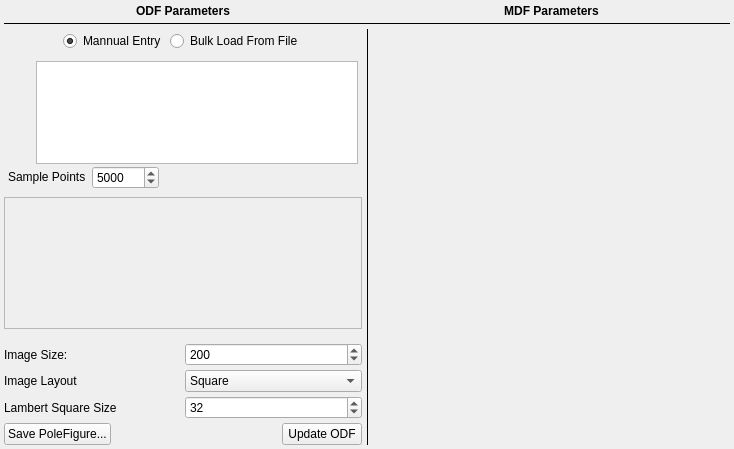
Old version of the form Source/Plugins/StatsGenerator/Widgets/UI_Files/StatsGenAxisODFWidget.ui in the repository BlueQuartzSoftware/DREAM3D.
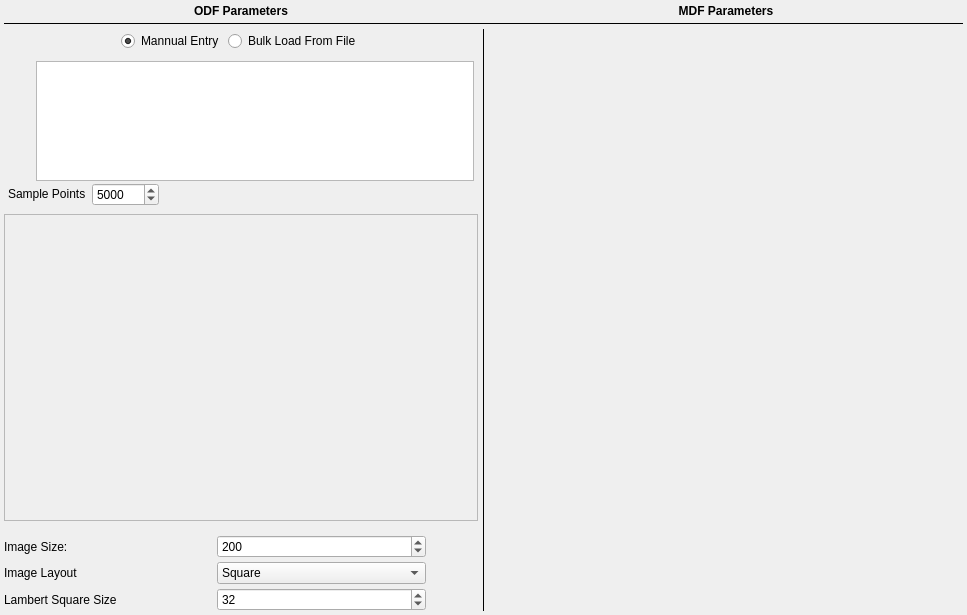
New version of the form. Icons and pictures are not drawn. Custom widgets are drawn as their Qt base class.

Commit message: UX: More tweaks and adjustments to the UI for StatsGenerator.

```diff
--- a/Source/Plugins/StatsGenerator/Widgets/UI_Files/StatsGenAxisODFWidget.ui
+++ b/Source/Plugins/StatsGenerator/Widgets/UI_Files/StatsGenAxisODFWidget.ui
@@ -6,8 +6,8 @@
    <rect>
     <x>0</x>
     <y>0</y>
-    <width>734</width>
-    <height>449</height>
+    <width>967</width>
+    <height>615</height>
    </rect>
   </property>
   <property name="windowTitle">
@@ -110,8 +110,8 @@
        <rect>
         <x>0</x>
         <y>0</y>
-        <width>375</width>
-        <height>84</height>
+        <width>473</width>
+        <height>292</height>
        </rect>
       </property>
       <property name="sizePolicy">
@@ -149,19 +149,6 @@
          </property>
         </widget>
        </item>
-       <item>
-        <spacer name="horizontalSpacer_7">
-         <property name="orientation">
-          <enum>Qt::Horizontal</enum>
-         </property>
-         <property name="sizeHint" stdset="0">
-          <size>
-           <width>40</width>
-           <height>20</height>
-          </size>
-         </property>
-        </spacer>
-       </item>
       </layout>
      </widget>
     </widget>
@@ -261,8 +248,8 @@
           <widget class="QPushButton" name="addODFTextureBtn">
            <property name="minimumSize">
             <size>
-             <width>24</width>
-             <height>24</height>
+             <width>16</width>
+             <height>16</height>
             </size>
            </property>
            <property name="maximumSize">
@@ -283,8 +270,8 @@
            </property>
            <property name="iconSize">
             <size>
-             <width>24</width>
-             <height>24</height>
+             <width>16</width>
+             <height>16</height>
             </size>
            </property>
            <property name="flat">
@@ -324,8 +311,8 @@
            </property>
            <property name="iconSize">
             <size>
-             <width>24</width>
-             <height>24</height>
+             <width>16</width>
+             <height>16</height>
             </size>
            </property>
            <property name="flat">
@@ -371,6 +358,9 @@
          <property name="toolTip">
           <string>&lt;html&gt;&lt;head/&gt;&lt;body&gt;&lt;p&gt;By default if no custom rows are entered then a completely random ODF will be generated. Adding rows to this table results in those texture values being integrated into the random ODF data.&lt;/p&gt;&lt;/body&gt;&lt;/html&gt;</string>
          </property>
+         <attribute name="horizontalHeaderDefaultSectionSize">
+          <number>60</number>
+         </attribute>
         </widget>
        </item>
       </layout>
@@ -593,7 +583,7 @@
      <property name="topMargin">
       <number>10</number>
      </property>
-     <item row="2" column="0">
+     <item row="2" column="1">
       <widget class="QLabel" name="pfLambertLabel">
        <property name="toolTip">
         <string>Controls the size of the Modified Lambert Square that is used for interpolation of the angular data during the stereographic project generation. You should leave this at the default unless you really understand what you are doing.</string>
@@ -603,7 +593,7 @@
        </property>
       </widget>
      </item>
-     <item row="1" column="0">
+     <item row="1" column="1">
       <widget class="QLabel" name="label_8">
        <property name="toolTip">
         <string>Controls the size of the Modified Lambert Square that is used for interpolation of the angular data during the stereographic project generation. You should leave this at the default unless you really understand what you are doing.</string>
@@ -613,7 +603,7 @@
        </property>
       </widget>
      </item>
-     <item row="2" column="1">
+     <item row="2" column="2">
       <widget class="QSpinBox" name="pfLambertSize">
        <property name="maximum">
         <number>10000</number>
@@ -623,7 +613,7 @@
        </property>
       </widget>
      </item>
-     <item row="1" column="1">
+     <item row="1" column="2">
       <widget class="QComboBox" name="imageLayout">
        <property name="currentIndex">
         <number>2</number>
@@ -645,14 +635,14 @@
        </item>
       </widget>
      </item>
-     <item row="0" column="0">
+     <item row="0" column="1">
       <widget class="QLabel" name="label_5">
        <property name="text">
         <string>Image Size:</string>
        </property>
       </widget>
      </item>
-     <item row="0" column="1">
+     <item row="0" column="2">
       <widget class="QSpinBox" name="pfImageSize">
        <property name="maximum">
         <number>10000</number>
@@ -662,41 +652,46 @@
        </property>
       </widget>
      </item>
-     <item row="3" column="0" colspan="2">
-      <layout class="QHBoxLayout" name="horizontalLayout_4">
-       <property name="topMargin">
-        <number>0</number>
+     <item row="0" column="3" rowspan="3">
+      <layout class="QVBoxLayout" name="verticalLayout_2">
+       <property name="sizeConstraint">
+        <enum>QLayout::SetDefaultConstraint</enum>
        </property>
-       <item>
-        <widget class="QPushButton" name="savePoleFigureImage">
-         <property name="text">
-          <string>Save PoleFigure...</string>
-         </property>
-        </widget>
-       </item>
-       <item>
-        <spacer name="horizontalSpacer_5">
-         <property name="orientation">
-          <enum>Qt::Horizontal</enum>
-         </property>
-         <property name="sizeHint" stdset="0">
-          <size>
-           <width>40</width>
-           <height>20</height>
-          </size>
-         </property>
-        </spacer>
-       </item>
        <item>
         <widget class="QPushButton" name="m_CalculateODFBtn">
          <property name="sizePolicy">
-          <sizepolicy hsizetype="Maximum" vsizetype="Fixed">
+          <sizepolicy hsizetype="Preferred" vsizetype="Preferred">
            <horstretch>0</horstretch>
            <verstretch>0</verstretch>
           </sizepolicy>
          </property>
+         <property name="minimumSize">
+          <size>
+           <width>16</width>
+           <height>16</height>
+          </size>
+         </property>
+         <property name="maximumSize">
+          <size>
+           <width>48</width>
+           <height>48</height>
+          </size>
+         </property>
+         <property name="toolTip">
+          <string>Update ODF Data. Every time a new value is entered this button should be clicked.</string>
+         </property>
          <property name="text">
-          <string>Update ODF</string>
+          <string/>
+         </property>
+         <property name="icon">
+          <iconset resource="../../../../../ExternalProjects/SIMPL/Source/SVWidgetsLib/icons/images/Icons.qrc">
+           <normaloff>:/refresh@2x.png</normaloff>:/refresh@2x.png</iconset>
+         </property>
+         <property name="iconSize">
+          <size>
+           <width>16</width>
+           <height>16</height>
+          </size>
          </property>
          <property name="autoDefault">
           <bool>true</bool>
@@ -704,6 +699,44 @@
          <property name="default">
           <bool>false</bool>
          </property>
+         <property name="flat">
+          <bool>true</bool>
+         </property>
+        </widget>
+       </item>
+       <item>
+        <widget class="QPushButton" name="savePoleFigureImage">
+         <property name="sizePolicy">
+          <sizepolicy hsizetype="Preferred" vsizetype="Preferred">
+           <horstretch>0</horstretch>
+           <verstretch>0</verstretch>
+          </sizepolicy>
+         </property>
+         <property name="maximumSize">
+          <size>
+           <width>48</width>
+           <height>48</height>
+          </size>
+         </property>
+         <property name="toolTip">
+          <string>Save Pole Figure</string>
+         </property>
+         <property name="text">
+          <string/>
+         </property>
+         <property name="icon">
+          <iconset resource="../../../../../ExternalProjects/SIMPL/Source/SVWidgetsLib/icons/images/Icons.qrc">
+           <normaloff>:/data-transfer-download@2x.png</normaloff>:/data-transfer-download@2x.png</iconset>
+         </property>
+         <property name="iconSize">
+          <size>
+           <width>16</width>
+           <height>16</height>
+          </size>
+         </property>
+         <property name="flat">
+          <bool>true</bool>
+         </property>
         </widget>
        </item>
       </layout>
```
Left out of the diff: 34 changed lines with no effect on the pictures. The commit also changes 7 other files.
